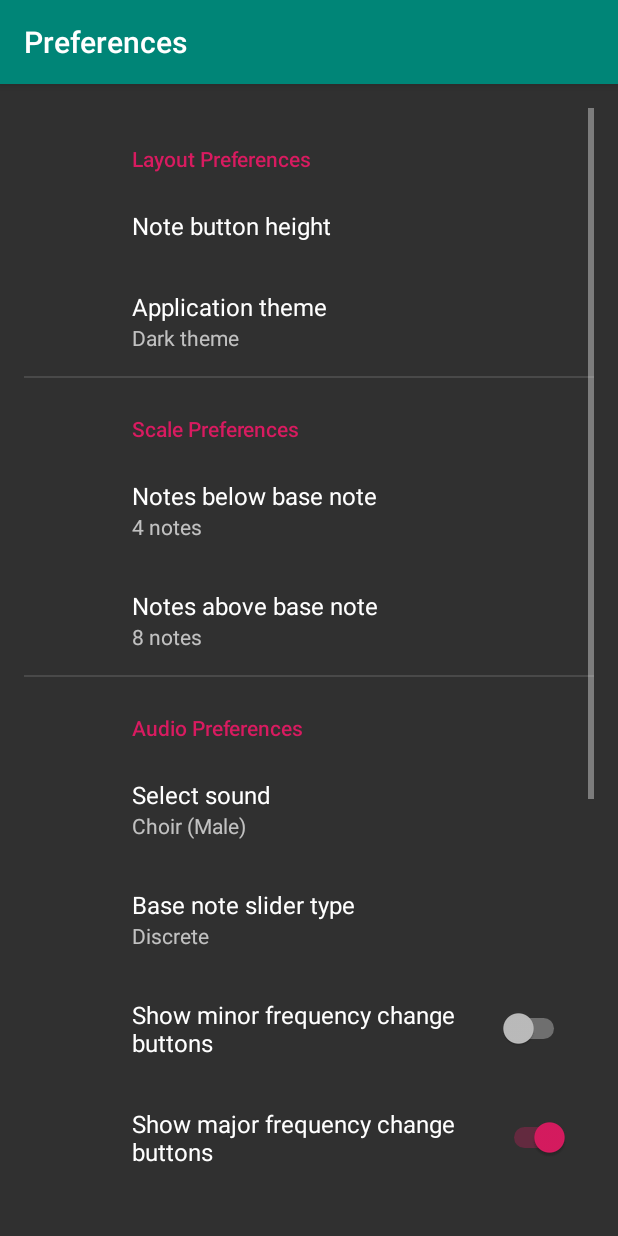
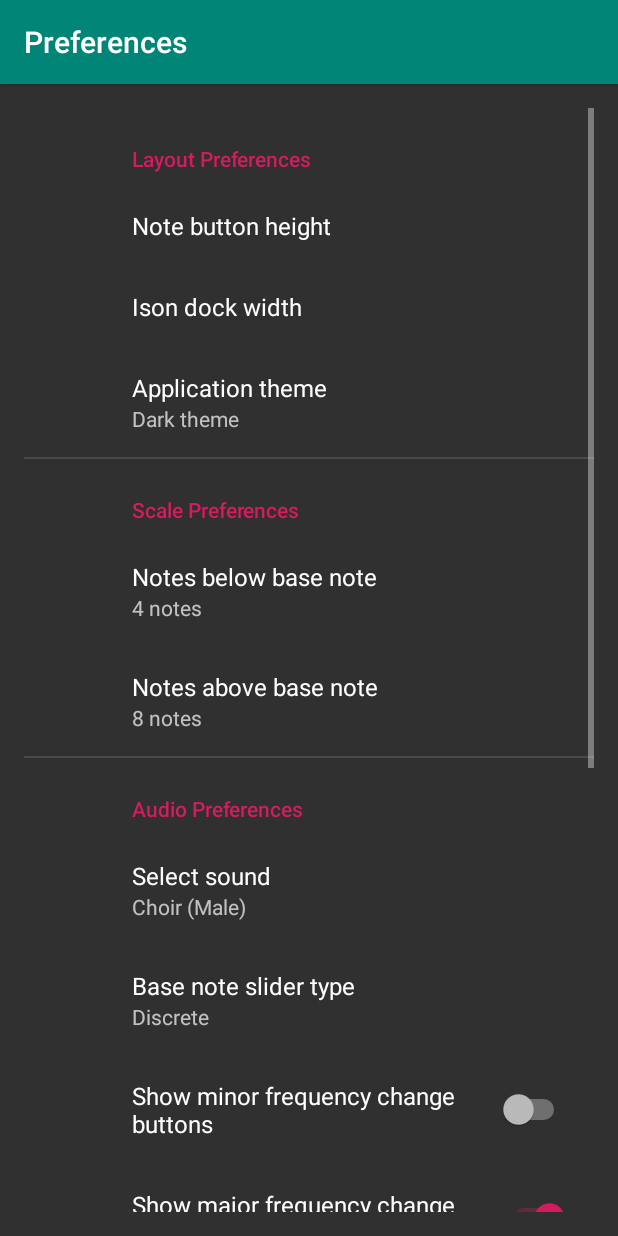
Before and after one commit to sseidel16/ByzantineIson, an Android app: the screen it shows after launch (AppSettings), after a tap on "PREFERENCES", on a phone screen of 412 x 824 dp. Run offline under Robolectric (Android 15) with nearby library versions, the phone set to English and light mode, and no system bars; our stand-ins replace androidx.preference; 10 statements that could not run were skipped.

Commit message:
added preference for dock width

```diff
--- a/app/src/main/java/com/coderss/ison/IsonActivity.java
+++ b/app/src/main/java/com/coderss/ison/IsonActivity.java
@@ -175,7 +175,7 @@ public class IsonActivity extends AppCompatActivity {
         buttonTable.removeAllViews();
         TableRow.LayoutParams buttonParams = new TableRow.LayoutParams(
                 LayoutParams.WRAP_CONTENT,
-                (int)(this.getResources().getDisplayMetrics().densityDpi *
+                (int)(getResources().getDisplayMetrics().densityDpi *
                         preferences.getButtonHeight()),
                 VERTICAL);
 
--- a/app/src/main/java/com/coderss/ison/utility/Preferences.java
+++ b/app/src/main/java/com/coderss/ison/utility/Preferences.java
@@ -28,6 +28,17 @@ public class Preferences {
         } catch (Throwable th) {
             th.printStackTrace();
             sixteenths = 5;
+        }
+        return sixteenths / 16f;
+    }
+
+    public float getDockWidth() {
+        int sixteenths;
+        try {
+            sixteenths = Integer.parseInt(sharedPreferences.getString("keyDockWidth", "08"), 16);
+        } catch (Throwable th) {
+            th.printStackTrace();
+            sixteenths = 8;
         }
         return sixteenths / 16f;
     }
--- a/app/src/main/res/values/preferences.xml
+++ b/app/src/main/res/values/preferences.xml
@@ -20,6 +20,37 @@
     <string-array name="prefButtonHeightEntryValues">
         <item>02</item>
         <item>03</item>
+        <item>04</item>
+        <item>05</item>
+        <item>06</item>
+        <item>07</item>
+        <item>08</item>
+        <item>09</item>
+        <item>0A</item>
+        <item>0B</item>
+        <item>0C</item>
+        <item>0D</item>
+        <item>0E</item>
+        <item>0F</item>
+        <item>10</item>
+    </string-array>
+
+    <string-array name="prefDockWidthEntries">
+        <item>4/16 (1/4) inch</item>
+        <item>5/16 inch</item>
+        <item>6/16 (3/8) inch</item>
+        <item>7/16 inch</item>
+        <item>8/16 (1/2) inch</item>
+        <item>9/16 inch</item>
+        <item>10/16 (5/8) inch</item>
+        <item>11/16 inch</item>
+        <item>12/16 (3/4) inch</item>
+        <item>13/16 inch</item>
+        <item>14/16 (7/8) inch</item>
+        <item>15/16 inch</item>
+        <item>16/16 (1) inch</item>
+    </string-array>
+    <string-array name="prefDockWidthEntryValues">
         <item>04</item>
         <item>05</item>
         <item>06</item>
--- a/app/src/main/res/xml/preferences.xml
+++ b/app/src/main/res/xml/preferences.xml
@@ -14,6 +14,14 @@
             android:title="Note button height"
             android:summary="%s"
             android:defaultValue="05"/>
+
+        <ListPreference
+            android:entries="@array/prefDockWidthEntries"
+            android:entryValues="@array/prefDockWidthEntryValues"
+            android:key="keyDockWidth"
+            android:title="Ison dock width"
+            android:summary="%s"
+            android:defaultValue="08"/>
 
         <ListPreference
             android:entries="@array/prefThemeEntries"
```
Also changed, not shown: app/src/main/java/com/coderss/ison/DockService.java (+15 -24 lines).
